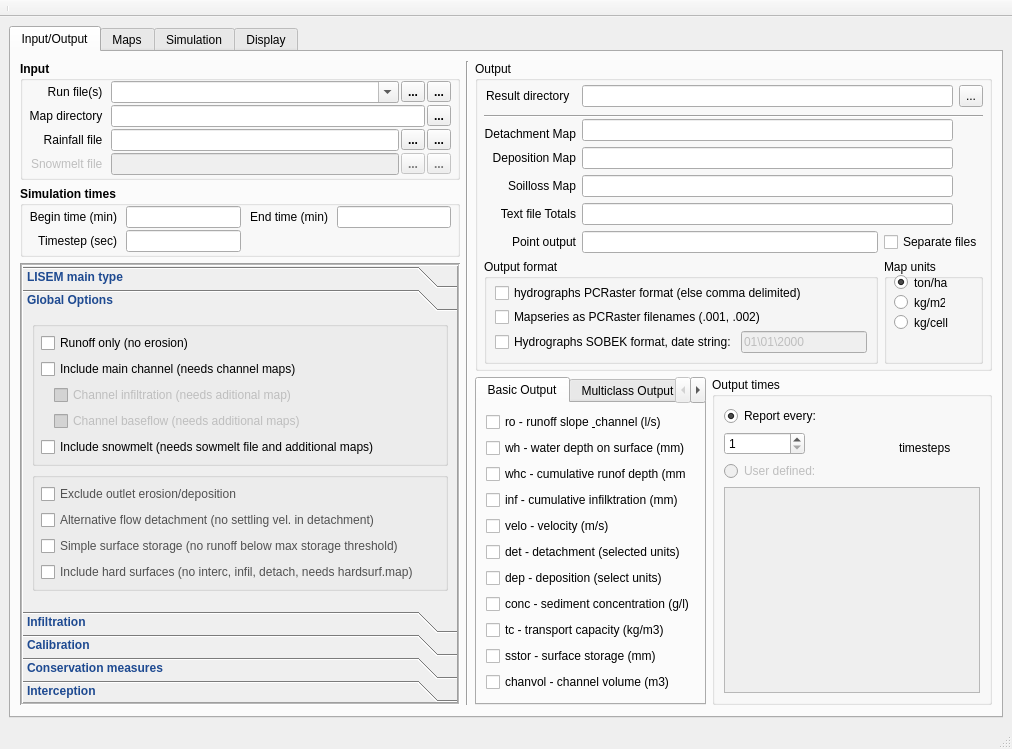
First picture: the form in ui_full/lisemqt.ui, repository vjetten/openlisem, before the edit.
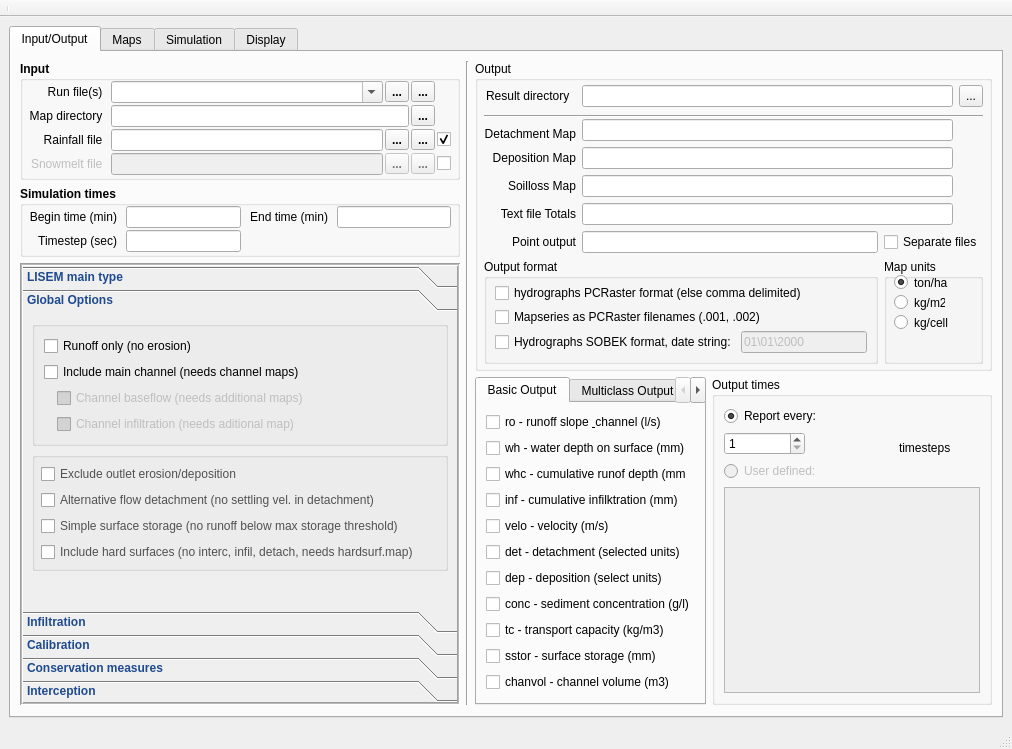
Second picture: the form after the edit. The open tabs and pages were chosen to show the change. Icons and pictures are not drawn.

Commit message: two major bugs in channelwh calc and channel area!

The edit to the form file:
```diff
--- a/ui_full/lisemqt.ui
+++ b/ui_full/lisemqt.ui
@@ -317,6 +317,35 @@
                  </property>
                 </widget>
                </item>
+               <item row="2" column="4">
+                <widget class="QCheckBox" name="checkRainfall">
+                 <property name="toolTip">
+                  <string>Include rainfall (needs rainfall file and additional maps)</string>
+                 </property>
+                 <property name="text">
+                  <string/>
+                 </property>
+                 <property name="checked">
+                  <bool>true</bool>
+                 </property>
+                </widget>
+               </item>
+               <item row="3" column="4">
+                <widget class="QCheckBox" name="checkSnowmelt">
+                 <property name="font">
+                  <font>
+                   <weight>50</weight>
+                   <bold>false</bold>
+                  </font>
+                 </property>
+                 <property name="toolTip">
+                  <string>Include snowmelt (needs snowmelt file and additional maps</string>
+                 </property>
+                 <property name="text">
+                  <string/>
+                 </property>
+                </widget>
+               </item>
               </layout>
              </widget>
             </item>
@@ -1274,20 +1303,118 @@
                 <rect>
                  <x>0</x>
                  <y>0</y>
-                 <width>378</width>
-                 <height>253</height>
+                 <width>449</width>
+                 <height>276</height>
                 </rect>
                </property>
                <attribute name="label">
                 <string>Global Options</string>
                </attribute>
                <layout class="QGridLayout" name="gridLayout_24">
-                <item row="0" column="0">
+                <item row="1" column="0">
                  <widget class="QGroupBox" name="groupBox">
+                  <property name="palette">
+                   <palette>
+                    <active>
+                     <colorrole role="WindowText">
+                      <brush brushstyle="SolidPattern">
+                       <color alpha="255">
+                        <red>81</red>
+                        <green>81</green>
+                        <blue>81</blue>
+                       </color>
+                      </brush>
+                     </colorrole>
+                    </active>
+                    <inactive>
+                     <colorrole role="WindowText">
+                      <brush brushstyle="SolidPattern">
+                       <color alpha="255">
+                        <red>81</red>
+                        <green>81</green>
+                        <blue>81</blue>
+                       </color>
+                      </brush>
+                     </colorrole>
+                    </inactive>
+                    <disabled>
+                     <colorrole role="WindowText">
+                      <brush brushstyle="SolidPattern">
+                       <color alpha="255">
+                        <red>122</red>
+                        <green>122</green>
+                        <blue>122</blue>
+                       </color>
+                      </brush>
+                     </colorrole>
+                    </disabled>
+                   </palette>
+                  </property>
                   <layout class="QGridLayout" name="gridLayout_18">
                    <property name="margin">
                     <number>6</number>
                    </property>
+                   <item row="0" column="0">
+                    <widget class="QCheckBox" name="checkNoErosionOutlet">
+                     <property name="font">
+                      <font>
+                       <weight>50</weight>
+                       <bold>false</bold>
+                      </font>
+                     </property>
+                     <property name="text">
+                      <string>Exclude outlet erosion/deposition </string>
+                     </property>
+                    </widget>
+                   </item>
+                   <item row="1" column="0">
+                    <widget class="QCheckBox" name="checkAltErosion">
+                     <property name="font">
+                      <font>
+                       <weight>50</weight>
+                       <bold>false</bold>
+                      </font>
+                     </property>
+                     <property name="text">
+                      <string>Alternative flow detachment (no settling vel. in detachment)</string>
+                     </property>
+                    </widget>
+                   </item>
+                   <item row="2" column="0">
+                    <widget class="QCheckBox" name="checkSimpleDepression">
+                     <property name="font">
+                      <font>
+                       <weight>50</weight>
+                       <bold>false</bold>
+                      </font>
+                     </property>
+                     <property name="text">
+                      <string>Simple surface storage (no runoff below max storage threshold)</string>
+                     </property>
+                    </widget>
+                   </item>
+                   <item row="3" column="0">
+                    <widget class="QCheckBox" name="checkHardsurface">
+                     <property name="enabled">
+                      <bool>true</bool>
+                     </property>
+                     <property name="font">
+                      <font>
+                       <weight>50</weight>
+                       <bold>false</bold>
+                      </font>
+                     </property>
+                     <property name="text">
+                      <string>Include hard surfaces (no interc, infil, detach, needs hardsurf.map)</string>
+                     </property>
+                    </widget>
+                   </item>
+                  </layout>
+                 </widget>
+                </item>
+                <item row="0" column="0">
+                 <widget class="QGroupBox" name="groupBox">
+                  <layout class="QGridLayout" name="gridLayout_29">
                    <item row="0" column="0" colspan="2">
                     <widget class="QCheckBox" name="checkNoErosion">
                      <property name="font">
@@ -1323,23 +1450,7 @@
                      </property>
                     </widget>
                    </item>
-                   <item row="2" column="1">
-                    <widget class="QCheckBox" name="checkChannelInfil">
-                     <property name="enabled">
-                      <bool>false</bool>
-                     </property>
-                     <property name="font">
-                      <font>
-                       <weight>50</weight>
-                       <bold>false</bold>
-                      </font>
-                     </property>
-                     <property name="text">
-                      <string>Channel infiltration (needs aditional map)</string>
-                     </property>
-                    </widget>
-                   </item>
-                   <item row="3" column="0">
+                   <item row="2" column="0">
                     <widget class="QLabel" name="label_55">
                      <property name="sizePolicy">
                       <sizepolicy hsizetype="Fixed" vsizetype="Preferred">
@@ -1352,7 +1463,7 @@
                      </property>
                     </widget>
                    </item>
-                   <item row="3" column="1">
+                   <item row="2" column="1">
                     <widget class="QCheckBox" name="checkChannelBaseflow">
                      <property name="enabled">
                       <bool>false</bool>
@@ -1368,108 +1479,10 @@
                      </property>
                     </widget>
                    </item>
-                   <item row="4" column="0" colspan="2">
-                    <widget class="QCheckBox" name="checkSnowmelt">
-                     <property name="font">
-                      <font>
-                       <weight>50</weight>
-                       <bold>false</bold>
-                      </font>
-                     </property>
-                     <property name="text">
-                      <string>Include snowmelt (needs sowmelt file and additional maps)</string>
-                     </property>
-                    </widget>
-                   </item>
-                  </layout>
-                 </widget>
-                </item>
-                <item row="1" column="0">
-                 <widget class="QGroupBox" name="groupBox">
-                  <property name="palette">
-                   <palette>
-                    <active>
-                     <colorrole role="WindowText">
-                      <brush brushstyle="SolidPattern">
-                       <color alpha="255">
-                        <red>81</red>
-                        <green>81</green>
-                        <blue>81</blue>
-                       </color>
-                      </brush>
-                     </colorrole>
-                    </active>
-                    <inactive>
-                     <colorrole role="WindowText">
-                      <brush brushstyle="SolidPattern">
-                       <color alpha="255">
-                        <red>81</red>
-                        <green>81</green>
-                        <blue>81</blue>
-                       </color>
-                      </brush>
-                     </colorrole>
-                    </inactive>
-                    <disabled>
-                     <colorrole role="WindowText">
-                      <brush brushstyle="SolidPattern">
-                       <color alpha="255">
-                        <red>122</red>
-                        <green>122</green>
-                        <blue>122</blue>
-                       </color>
-                      </brush>
-                     </colorrole>
-                    </disabled>
-                   </palette>
-                  </property>
-                  <layout class="QVBoxLayout" name="verticalLayout_3">
-                   <property name="margin">
-                    <number>6</number>
-                   </property>
-                   <item>
-                    <widget class="QCheckBox" name="checkNoErosionOutlet">
-                     <property name="font">
-                      <font>
-                       <weight>50</weight>
-                       <bold>false</bold>
-                      </font>
-                     </property>
-                     <property name="text">
-                      <string>Exclude outlet erosion/deposition </string>
-                     </property>
-                    </widget>
-                   </item>
-                   <item>
-                    <widget class="QCheckBox" name="checkAltErosion">
-                     <property name="font">
-                      <font>
-                       <weight>50</weight>
-                       <bold>false</bold>
-                      </font>
-                     </property>
-                     <property name="text">
-                      <string>Alternative flow detachment (no settling vel. in detachment)</string>
-                     </property>
-                    </widget>
-                   </item>
-                   <item>
-                    <widget class="QCheckBox" name="checkSimpleDepression">
-                     <property name="font">
-                      <font>
-                       <weight>50</weight>
-                       <bold>false</bold>
-                      </font>
-                     </property>
-                     <property name="text">
-                      <string>Simple surface storage (no runoff below max storage threshold)</string>
-                     </property>
-                    </widget>
-                   </item>
-                   <item>
-                    <widget class="QCheckBox" name="checkHardsurface">
+                   <item row="3" column="1">
+                    <widget class="QCheckBox" name="checkChannelInfil">
                      <property name="enabled">
-                      <bool>true</bool>
+                      <bool>false</bool>
                      </property>
                      <property name="font">
                       <font>
@@ -1478,7 +1491,7 @@
                       </font>
                      </property>
                      <property name="text">
-                      <string>Include hard surfaces (no interc, infil, detach, needs hardsurf.map)</string>
+                      <string>Channel infiltration (needs aditional map)</string>
                      </property>
                     </widget>
                    </item>
```
Left out of the diff: 92 changed lines with no effect on the pictures. The commit also changes 42 other files.
